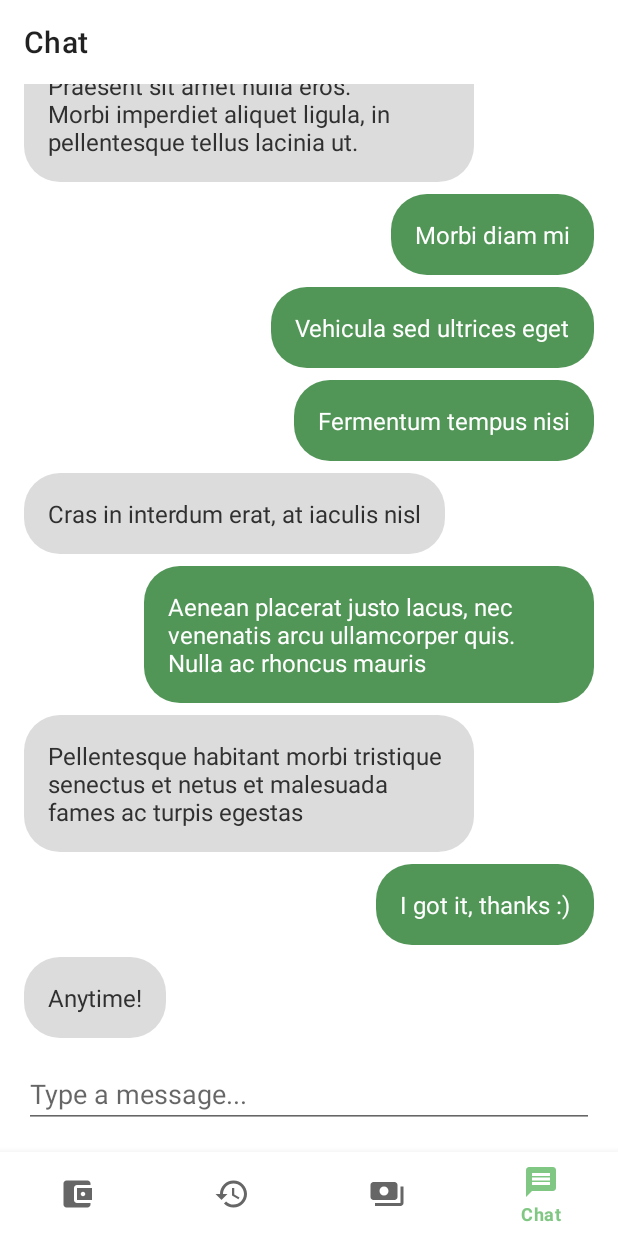
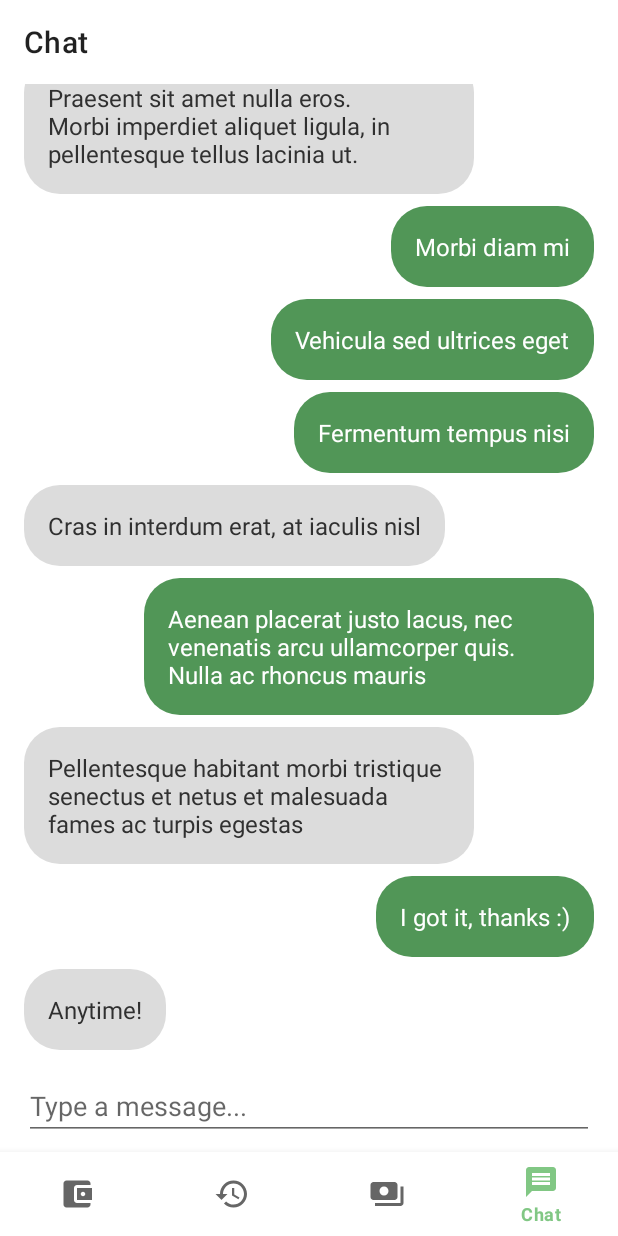
Before and after one commit to weazyexe/goosebank, an Android app: the screen it shows after launch (MainActivity), item 4 of the bottom bar chosen, on a phone screen of 412 x 824 dp. Run offline under Robolectric (Android 15) with nearby library versions, the phone set to English and light mode, and no system bars.

Commit message:
insets was added to fragment container in main activity

```diff
--- a/app/src/main/java/dev/weazyexe/goosebank/ui/screen/MainActivity.kt
+++ b/app/src/main/java/dev/weazyexe/goosebank/ui/screen/MainActivity.kt
@@ -12,6 +12,7 @@ import dev.weazyexe.goosebank.ui.screen.finances.FinancesFragment
 import dev.weazyexe.goosebank.ui.screen.history.HistoryFragment
 import dev.weazyexe.goosebank.ui.screen.payments.PaymentsFragment
 import dev.weazyexe.goosebank.util.edgeToEdge
+import dev.weazyexe.goosebank.util.marginTo
 import dev.weazyexe.goosebank.util.paddingTo
 
 /**
@@ -77,6 +78,7 @@ class MainActivity : AppCompatActivity() {
     private fun edgeToEdge() = with(binding) {
         edgeToEdge {
             bottomNavigation paddingTo navigationBars()
+            fragmentContainer marginTo navigationBars()
         }
     }
 }
--- a/app/src/main/res/layout/fragment_chat.xml
+++ b/app/src/main/res/layout/fragment_chat.xml
@@ -13,7 +13,7 @@
     <FrameLayout
         android:layout_width="match_parent"
         android:layout_height="match_parent"
-        android:layout_marginBottom="16dp">
+        android:layout_marginBottom="8dp">
 
         <androidx.recyclerview.widget.RecyclerView
             android:id="@+id/messages_rv"
```
